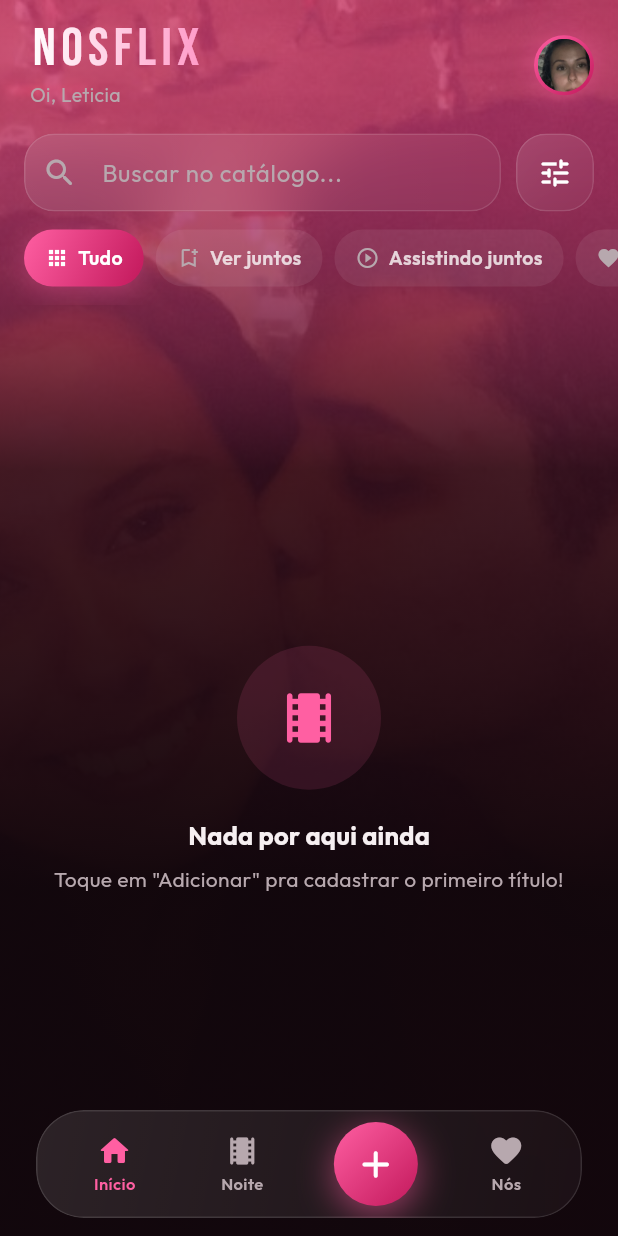
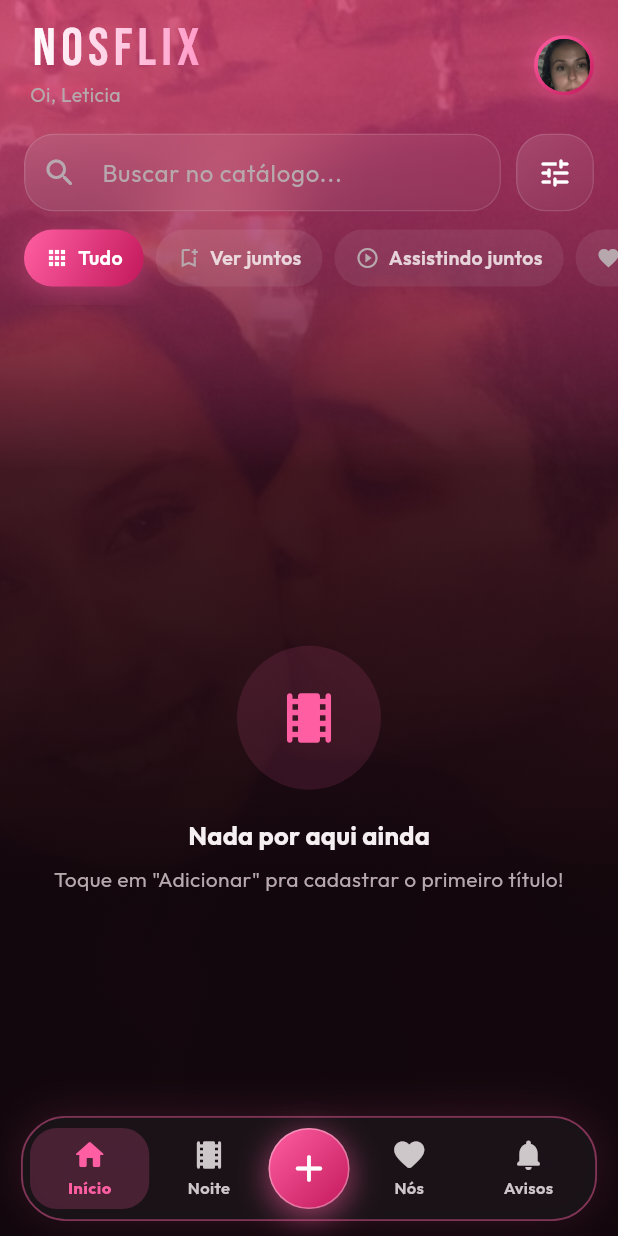
Before and after one commit to HeitorClover/nosflix, a Flutter app: the HomeScreen screen opened directly, on a phone screen of 412 x 824 dp. Run offline on Flutter 3.47's test engine with Material 3 defaults, Android fonts, the phone set to English and light mode, and no system bars; our stand-ins replace cached_network_image, flutter_dotenv, flutter_rating_bar, flutter_riverpod, google_fonts, shared_preferences and 1 more; missing offline and left inert: dart:js_interop; accounts and stored records are empty.

Commit message:
Aba Avisos com toggles por tipo de notificação e menu de baixo mais visível
- Preferências de notificação por pessoa (tabela notification_prefs); as Edge Functions
  só enviam o que quem recebe não desligou
- Novos avisos: comentário em obra, obra adicionada (para nós dois/para ele/para mim),
  sorteio, escolha na votação e série principal
- Funções de push compartilham código em supabase/functions/_shared/push.ts
- Menu de baixo quase opaco, com borda na cor do perfil e item selecionado em destaque
- Série principal por pessoa, "Já vimos" separado por quem viu e botão de comentário por episódio

Co-Authored-By: Claude Sonnet 5.5 <noreply@anthropic.com>

```diff
--- a/lib/core/push/push_service.dart
+++ b/lib/core/push/push_service.dart
@@ -92,4 +92,24 @@ class PushService {
       // O dado já foi salvo; se o aviso falhar, não desfazemos nada.
     }
   }
+
+  /// Avisa que [from] comentou uma obra (sem o texto).
+  static Future<void> notifySeriesComment({required String titleId, required Profile from}) =>
+      _notifyActivity({'kind': 'series_comment', 'titleId': titleId, 'from': from.name});
+
+  /// Avisa que [from] adicionou uma obra ao catálogo.
+  static Future<void> notifyTitleAdded({required String titleId, required Profile from}) =>
+      _notifyActivity({'kind': 'title_added', 'titleId': titleId, 'from': from.name});
+
+  /// Avisa que [from] sorteou o que vão ver.
+  static Future<void> notifyDraw({required String titleId, required Profile from}) =>
+      _notifyActivity({'kind': 'draw', 'titleId': titleId, 'from': from.name});
+
+  /// Avisa que [from] escolheu um título na votação.
+  static Future<void> notifyPick({required String titleId, required Profile from}) =>
+      _notifyActivity({'kind': 'pick', 'titleId': titleId, 'from': from.name});
+
+  /// Avisa que [from] definiu a série principal.
+  static Future<void> notifyMainTitle({required String titleId, required Profile from}) =>
+      _notifyActivity({'kind': 'main', 'titleId': titleId, 'from': from.name});
 }
--- a/lib/screens/add_title_screen.dart
+++ b/lib/screens/add_title_screen.dart
@@ -2,6 +2,7 @@ import 'dart:async';
 import 'package:cached_network_image/cached_network_image.dart';
 import 'package:flutter/material.dart';
 import 'package:flutter_riverpod/flutter_riverpod.dart';
+import '../core/push/push_service.dart';
 import '../core/theme/app_theme.dart';
 import '../data/tmdb_service.dart';
 import '../models/audience.dart';
@@ -71,7 +72,7 @@ class _AddTitleScreenState extends ConsumerState<AddTitleScreen> {
     final profile = ref.read(profileProvider).profile;
     if (profile == null) return;
 
-    await ref.read(titlesProvider.notifier).addTitle({
+    final created = await ref.read(titlesProvider.notifier).addTitle({
       'tmdb_id': r.id,
       'media_type': r.mediaType,
       'category': category.value,
@@ -87,6 +88,7 @@ class _AddTitleScreenState extends ConsumerState<AddTitleScreen> {
       'recommended_by': null,
       'added_by': profile.name,
     });
+    PushService.notifyTitleAdded(titleId: created.id, from: profile);
 
     if (mounted) Navigator.of(context).pop();
   }
--- a/lib/screens/home_screen.dart
+++ b/lib/screens/home_screen.dart
@@ -15,6 +15,7 @@ import '../widgets/nosflix_widgets.dart';
 import '../widgets/title_card.dart';
 import 'add_title_screen.dart';
 import 'movie_night_screen.dart';
+import 'notifications_screen.dart';
 import 'stats_screen.dart';
 import 'title_detail_screen.dart';
 
@@ -123,46 +124,9 @@ class _HomeScreenState extends ConsumerState<HomeScreen> {
     super.dispose();
   }
 
-  Future<void> _onBellTap(Profile profile) async {
-    final messenger = ScaffoldMessenger.of(context);
-    if (_pushStatus == PushStatus.off) {
-      try {
-        final result = await PushService.enable(profile);
-        if (!mounted) return;
-        setState(() => _pushStatus = result);
-        messenger.showSnackBar(SnackBar(
-          content: Text(result == PushStatus.on
-              ? 'Notificações ativadas neste aparelho!'
-              : 'Não foi possível ativar as notificações.'),
-        ));
-      } catch (e) {
-        if (!mounted) return;
-        setState(() => _pushStatus = PushService.status());
-        messenger.showSnackBar(SnackBar(content: Text('Erro ao ativar as notificações: $e')));
-      }
-    } else if (_pushStatus == PushStatus.needsInstall) {
-      await showDialog<void>(
-        context: context,
-        builder: (context) => AlertDialog(
-          title: const Text('Instale o Nosflix'),
-          content: const Text(
-            'No iPhone, as notificações só funcionam com o app instalado:\n\n'
-            '1. Toque no botão Compartilhar do Safari\n'
-            '2. Escolha "Adicionar à Tela de Início"\n'
-            '3. Abra o Nosflix pelo ícone novo e toque no sino',
-          ),
-          actions: [
-            FilledButton(onPressed: () => Navigator.pop(context), child: const Text('Entendi')),
-          ],
-        ),
-      );
-    } else if (_pushStatus == PushStatus.blocked) {
-      messenger.showSnackBar(const SnackBar(
-        content: Text('As notificações estão bloqueadas. Libere nas configurações do navegador.'),
-      ));
-    } else {
-      messenger.showSnackBar(const SnackBar(content: Text('Notificações já estão ativadas neste aparelho.')));
-    }
+  Future<void> _openAlerts() async {
+    await Navigator.of(context).push(MaterialPageRoute(builder: (_) => const NotificationsScreen()));
+    if (mounted) setState(() => _pushStatus = PushService.status());
   }
 
   void _open(TitleModel title) {
@@ -184,6 +148,7 @@ class _HomeScreenState extends ConsumerState<HomeScreen> {
         onAdd: () => Navigator.of(context).push(MaterialPageRoute(builder: (_) => const AddTitleScreen())),
         onNight: () => Navigator.of(context).push(MaterialPageRoute(builder: (_) => const MovieNightScreen())),
         onStats: () => Navigator.of(context).push(MaterialPageRoute(builder: (_) => const StatsScreen())),
+        onAlerts: _openAlerts,
       ),
       body: AppBackground(
         photo: BackdropPhoto.home,
@@ -194,7 +159,7 @@ class _HomeScreenState extends ConsumerState<HomeScreen> {
               _Header(
                 profile: profile,
                 pushStatus: _pushStatus,
-                onBell: () => _onBellTap(profile),
+                onBell: _openAlerts,
                 onSwitch: () => ref.read(profileProvider.notifier).signOut(),
               ),
               Padding(
@@ -716,53 +681,68 @@ class _FilterButton extends StatelessWidget {
   }
 }
 
-/// Barra de navegação flutuante: início, adicionar (botão central) e estatísticas.
+/// Barra de navegação flutuante. Fundo quase opaco e borda na cor do perfil,
+/// pra não se confundir com o conteúdo que passa por baixo.
 class _NavBar extends StatelessWidget {
   final VoidCallback onAdd;
   final VoidCallback onNight;
   final VoidCallback onStats;
-  const _NavBar({required this.onAdd, required this.onNight, required this.onStats});
+  final VoidCallback onAlerts;
+  const _NavBar({required this.onAdd, required this.onNight, required this.onStats, required this.onAlerts});
 
   @override
   Widget build(BuildContext context) {
     final scheme = Theme.of(context).colorScheme;
     return SafeArea(
       child: Padding(
-        padding: const EdgeInsets.fromLTRB(24, 0, 24, 12),
+        padding: const EdgeInsets.fromLTRB(14, 0, 14, 10),
         child: Center(
           heightFactor: 1,
           child: ConstrainedBox(
-            constraints: const BoxConstraints(maxWidth: 420),
-            child: GlassCard(
-              radius: 32,
-              blur: 24,
-              padding: const EdgeInsets.symmetric(horizontal: 10, vertical: 8),
+            constraints: const BoxConstraints(maxWidth: 440),
+            child: DecoratedBox(
+              decoration: BoxDecoration(
+                color: Color.lerp(scheme.surfaceContainerHigh, Colors.black, 0.35)!.withValues(alpha: 0.96),
+                borderRadius: BorderRadius.circular(30),
+                border: Border.all(color: scheme.primary.withValues(alpha: 0.45), width: 1.2),
+                boxShadow: [
+                  BoxShadow(color: Colors.black.withValues(alpha: 0.7), blurRadius: 28, offset: const Offset(0, 8)),
+                  BoxShadow(color: scheme.primary.withValues(alpha: 0.18), blurRadius: 24),
+                ],
+              ),
+              child: Padding(
+                padding: const EdgeInsets.symmetric(horizontal: 6, vertical: 8),
                 child: Row(
-                mainAxisAlignment: MainAxisAlignment.spaceAround,
+                  mainAxisAlignment: MainAxisAlignment.spaceBetween,
                   children: [
-                  _NavItem(icon: Icons.home_rounded, label: 'Início', selected: true, onTap: () {}),
-                  _NavItem(icon: Icons.theaters_rounded, label: 'Noite', selected: false, onTap: onNight),
+                    Expanded(child: _NavItem(icon: Icons.home_rounded, label: 'Início', selected: true, onTap: () {})),
+                    Expanded(child: _NavItem(icon: Icons.theaters_rounded, label: 'Noite', selected: false, onTap: onNight)),
                     GestureDetector(
                       onTap: onAdd,
                       child: Container(
-                      width: 56,
-                      height: 56,
+                        width: 54,
+                        height: 54,
                         decoration: BoxDecoration(
                           gradient: context.nx.gradient,
                           shape: BoxShape.circle,
+                          border: Border.all(color: Colors.white.withValues(alpha: 0.35)),
                           boxShadow: [
                             BoxShadow(
-                            color: scheme.primary.withValues(alpha: 0.55),
-                            blurRadius: 20,
-                            offset: const Offset(0, 6),
+                              color: scheme.primary.withValues(alpha: 0.6),
+                              blurRadius: 18,
+                              offset: const Offset(0, 5),
                             ),
                           ],
                         ),
                         child: const Icon(Icons.add_rounded, color: Colors.white, size: 30),
                       ),
                     ),
-                  _NavItem(icon: Icons.favorite_rounded, label: 'Nós', selected: false, onTap: onStats),
+                    Expanded(child: _NavItem(icon: Icons.favorite_rounded, label: 'Nós', selected: false, onTap: onStats)),
+                    Expanded(
+                      child: _NavItem(icon: Icons.notifications_rounded, label: 'Avisos', selected: false, onTap: onAlerts),
+                    ),
                   ],
+                ),
               ),
             ),
           ),
@@ -782,18 +762,26 @@ class _NavItem extends StatelessWidget {
   @override
   Widget build(BuildContext context) {
     final scheme = Theme.of(context).colorScheme;
-    final color = selected ? scheme.primary : scheme.onSurfaceVariant;
+    final color = selected ? scheme.primary : scheme.onSurface.withValues(alpha: 0.82);
     return InkWell(
-      borderRadius: BorderRadius.circular(16),
+      borderRadius: BorderRadius.circular(18),
       onTap: onTap,
-      child: Padding(
-        padding: const EdgeInsets.symmetric(horizontal: 10, vertical: 6),
+      child: Container(
+        padding: const EdgeInsets.symmetric(vertical: 6),
+        decoration: BoxDecoration(
+          color: selected ? scheme.primary.withValues(alpha: 0.2) : null,
+          borderRadius: BorderRadius.circular(18),
+        ),
         child: Column(
           mainAxisSize: MainAxisSize.min,
           children: [
-            Icon(icon, color: color),
+            Icon(icon, color: color, size: 24),
             const SizedBox(height: 2),
-            Text(label, style: TextStyle(fontSize: 11, fontWeight: FontWeight.w600, color: color)),
+            Text(
+              label,
+              maxLines: 1,
+              style: TextStyle(fontSize: 11, fontWeight: selected ? FontWeight.w800 : FontWeight.w600, color: color),
+            ),
           ],
         ),
       ),
```
Also changed, not shown: lib/core/notification_settings.dart (added, +136 -0 lines), lib/data/titles_repository.dart (+13 -0 lines), lib/providers/titles_provider.dart (+9 -2 lines), lib/screens/episodes_section.dart (+8 -3 lines), lib/screens/movie_night_screen.dart (+6 -1 lines), lib/screens/notifications_screen.dart (added, +188 -0 lines), lib/screens/title_detail_screen.dart (+9 -3 lines), 7 other files. Lines whose indentation alone changed are shown as unchanged.
